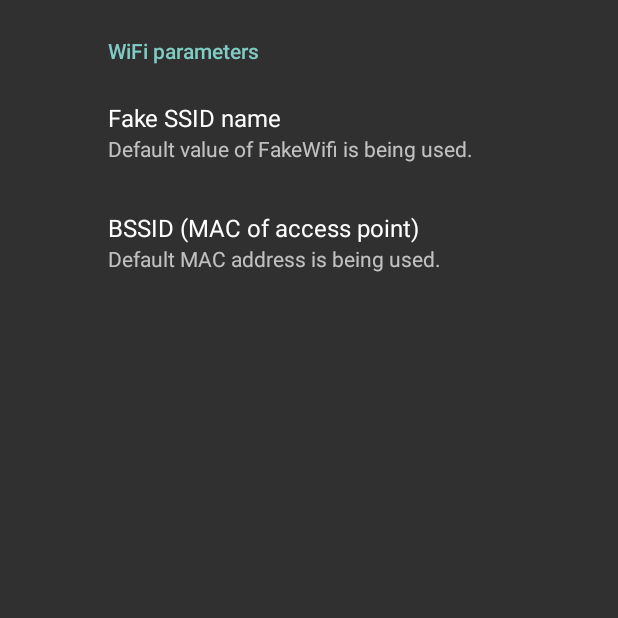
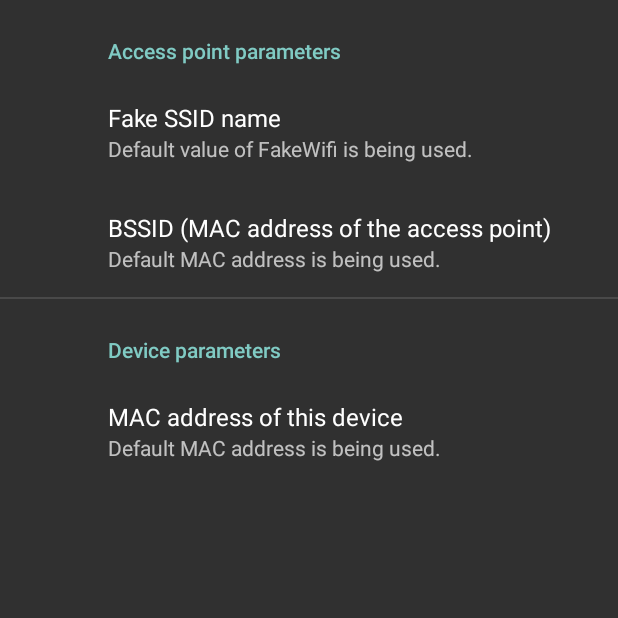
Before and after one commit to chylek/FakeWifi, an Android app: the fragment PrefsFragment shown on its own in the app's theme, on a phone screen of 412 x 824 dp, the top half of it. Run offline under Robolectric (Android 15) with nearby library versions, the phone set to English and light mode, and no system bars; our stand-ins replace androidx.preference.

Commit message:
bssid AND mac of the device are stored in preferences

```diff
--- a/app/src/main/java/eu/chylek/adam/fakewifi/PrefsFragment.java
+++ b/app/src/main/java/eu/chylek/adam/fakewifi/PrefsFragment.java
@@ -1,24 +1,82 @@
 package eu.chylek.adam.fakewifi;
 
+import android.content.SharedPreferences;
 import android.os.Bundle;
+import android.support.v7.preference.Preference;
 import android.support.v7.preference.PreferenceFragmentCompat;
+import android.support.v7.preference.PreferenceManager;
+import android.widget.Toast;
+
+import java.util.regex.Pattern;
 
 /**
  * Created by chylek on 20.9.17.
  */
 
-public class PrefsFragment extends PreferenceFragmentCompat {
+public class PrefsFragment extends PreferenceFragmentCompat implements SharedPreferences.OnSharedPreferenceChangeListener {
+    public static String PREF_MAC = "mac";
+    public static String PREF_SSID = "ssid";
+    public static String PREF_BSSID = "bssid";
+    private SharedPreferences sp;
 
     @Override
     public void onCreate(Bundle savedInstanceState) {
         super.onCreate(savedInstanceState);
     }
 
+    private class MacCheck implements Preference.OnPreferenceChangeListener{
+        final Pattern p = Pattern.compile("([0-9A-F]{2}:){5}[0-9A-F]{2}");
+        @Override
+        public boolean onPreferenceChange(Preference preference, Object newValue) {
+            String newString = ((String) newValue).trim().toUpperCase();
+            boolean match = p.matcher(newString).matches() || newString.equals("");
+            if (!match) {
+                Toast.makeText(getActivity(), R.string.wrong_mac, Toast.LENGTH_LONG).show();
+            }
+            return match;
+        }
+    }
+
     @Override
     public void onCreatePreferences(Bundle savedInstanceState, String rootKey) {
+        PreferenceManager pm  =getPreferenceManager();
+        pm.setSharedPreferencesName(Utils.PREFERENCE_NAME); // use our preference file
+        sp = pm.getSharedPreferences();
+        sp.registerOnSharedPreferenceChangeListener(this);
+        setPreferencesFromResource(R.xml.prefs, rootKey); // use our subset of preferences
+        updateSummary();
 
-        getPreferenceManager().setSharedPreferencesName(Utils.PREFERENCE_NAME);
-        setPreferencesFromResource(R.xml.prefs, rootKey);
+        findPreference(PREF_MAC).setOnPreferenceChangeListener(new MacCheck());
+        findPreference(PREF_BSSID).setOnPreferenceChangeListener(new MacCheck());
+    }
+
+    private void updateSummary(){
+        // check if MAC empty
+        String mac = sp.getString(PREF_MAC,"");
+
+        if (mac.equals("")) {
+            findPreference(PREF_MAC).setSummary(R.string.summary_mac);
+        }
+        else {
+            findPreference(PREF_MAC).setSummary(mac);
+        }
+
+        String bssid = sp.getString(PREF_BSSID,"");
+        if (bssid.equals("")) {
+            findPreference(PREF_BSSID).setSummary(R.string.summary_mac);
+        }
+        else {
+            findPreference(PREF_BSSID).setSummary(mac);
+        }
+        //check if SSID empty
+        String ssid = sp.getString(PREF_SSID,"");
+
+        if (ssid.equals("")) {
+            findPreference(PREF_SSID).setSummary(R.string.summary_ssid);
+        }
+        else {
+            findPreference(PREF_SSID).setSummary(mac);
+        }
     }
 
     @Override
@@ -26,4 +84,9 @@ public class PrefsFragment extends PreferenceFragmentCompat {
         super.onPause();
         Utils.fixPreferencePermission(getActivity());
     }
+
+    @Override
+    public void onSharedPreferenceChanged(SharedPreferences sharedPreferences, String s) {
+        updateSummary();
+    }
 }
--- a/app/src/main/res/values/strings.xml
+++ b/app/src/main/res/values/strings.xml
@@ -15,12 +15,16 @@
     <string name="xposed_missing">This app works only with Xposed framework. Your device does not appear to have it installed. Please install Xposed before using this app.</string>
     <string name="tasker_text">The only thing you can change is whether the app is enabled or disabled</string>
     <string name="settings">Settings</string>
-    <string name="pref_cat_wifiparams">WiFi parameters</string>
+    <string name="pref_cat_apparams">Access point parameters</string>
+    <string name="pref_cat_deviceparams">Device parameters</string>
     <string name="title_ssid">Fake SSID name</string>
     <string name="summary_ssid">Default value of FakeWifi is being used.</string>
     <string name="dialog_ssid">Input desired SSID</string>
-    <string name="title_mac">BSSID (MAC of access point)</string>
+    <string name="title_mac">MAC address of this device</string>
     <string name="summary_mac">Default MAC address is being used.</string>
+    <string name="title_bssid">BSSID (MAC address of the access point)</string>
+    <string name="summary_bssid">Default BSSID is being used.</string>
     <string name="dialog_mac">MAC (hexadecimal with colons AB:CD:EF:01:23:45)</string>
+    <string name="wrong_mac">Wrong MAC address format</string>
 
 </resources>
--- a/app/src/main/res/xml/prefs.xml
+++ b/app/src/main/res/xml/prefs.xml
@@ -3,7 +3,7 @@
     xmlns:android="http://schemas.android.com/apk/res/android">
 
     <PreferenceCategory
-        android:title="@string/pref_cat_wifiparams">
+        android:title="@string/pref_cat_apparams">
 
         <EditTextPreference
             android:key="ssid"
@@ -12,12 +12,22 @@
             android:dialogTitle="@string/dialog_ssid" />
 
         <EditTextPreference
+            android:key="bssid"
+            android:title="@string/title_bssid"
+            android:summary="@string/summary_bssid"
+            android:dialogTitle="@string/dialog_mac" />
+
+
+
+    </PreferenceCategory>
+    <PreferenceCategory
+        android:title="@string/pref_cat_deviceparams">
+
+        <EditTextPreference
             android:key="mac"
             android:title="@string/title_mac"
             android:summary="@string/summary_mac"
             android:dialogTitle="@string/dialog_mac" />
-
-
     </PreferenceCategory>
 
 
```
Also changed, not shown: 1 other file.
